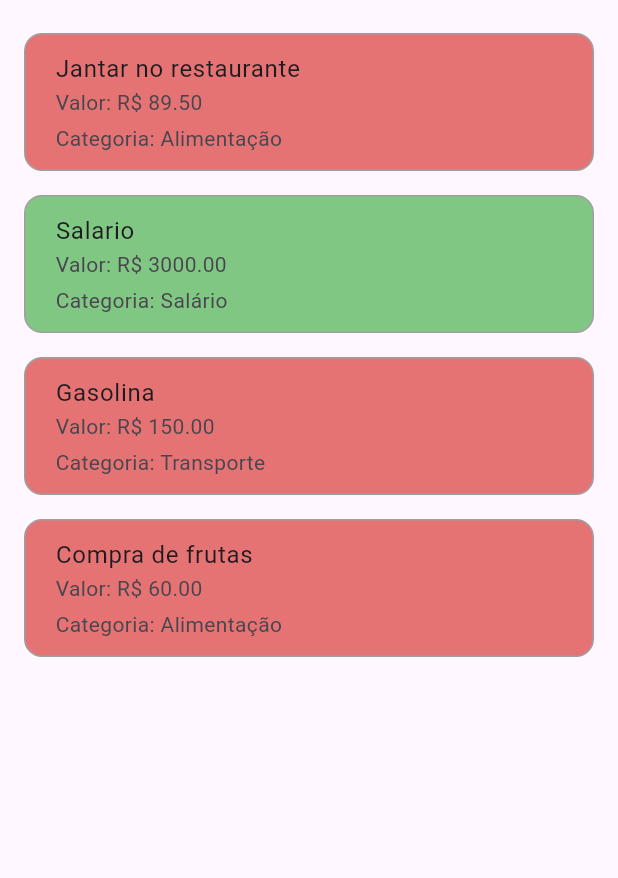
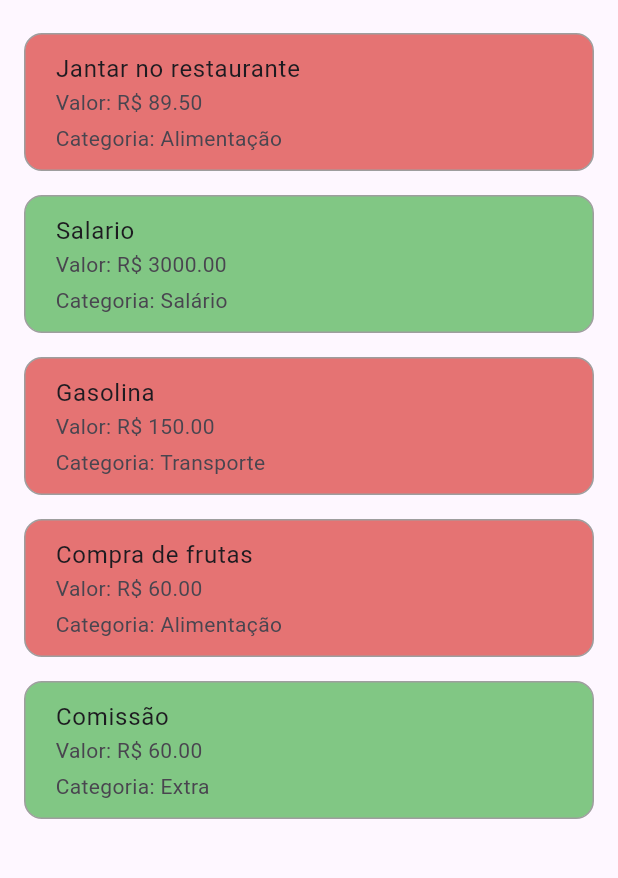
Before and after one commit to EneiasAlmeida/Gerenciador_de_financas, a Flutter app: the screen it shows after launch, on a phone screen of 412 x 824 dp, the part 63-941 px from its top. Run offline on Flutter 3.47's test engine with Material 3 defaults, Android fonts, the phone set to English and light mode, and no system bars.

Commit message:
Inclusão de item na lista

```diff
--- a/lib/data/objeto_dados.dart
+++ b/lib/data/objeto_dados.dart
@@ -28,5 +28,12 @@ const dados = {
     valor: 60.00,
     categoria: 'Alimentação',
     tipo: 'Despesa'
+  ),
+  '5': const Registro(
+    id: 5,
+    nome: 'Comissão',
+    valor: 60.00,
+    categoria: 'Extra',
+    tipo: 'Receita'
   )
 };
```
